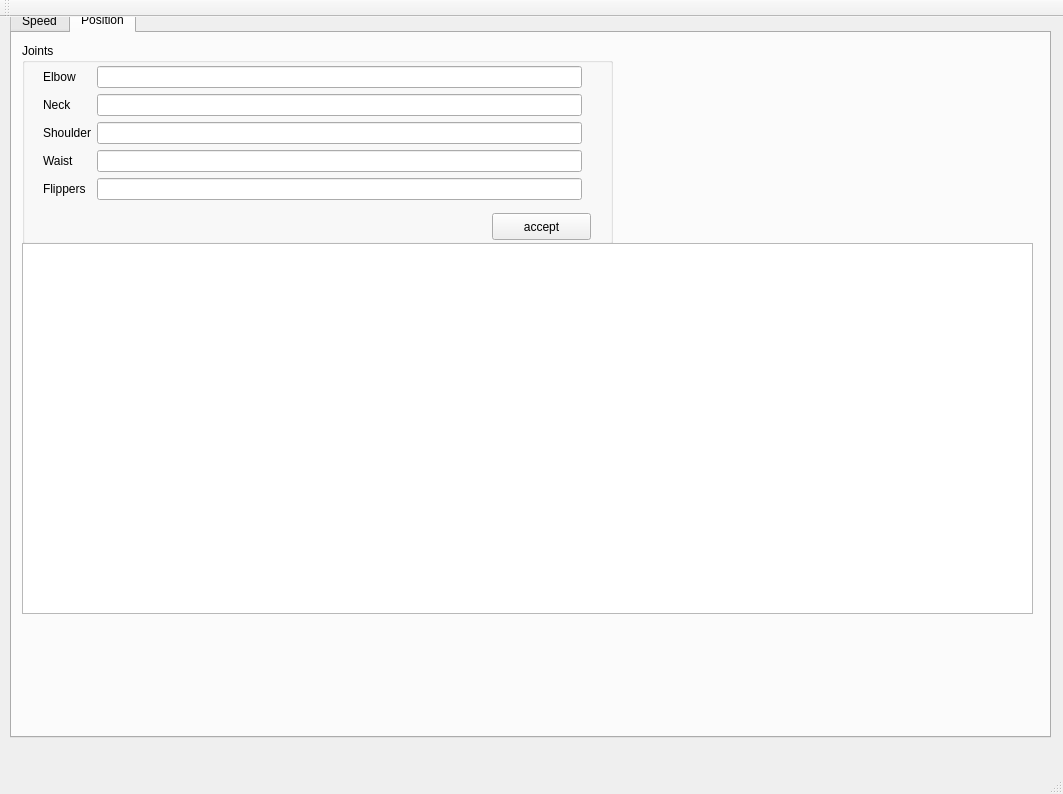
Above: gui/gui_/robot_gui/mainwindow.ui from Jersey-Devil/engineer_gui before the change. Below: the same form after it.
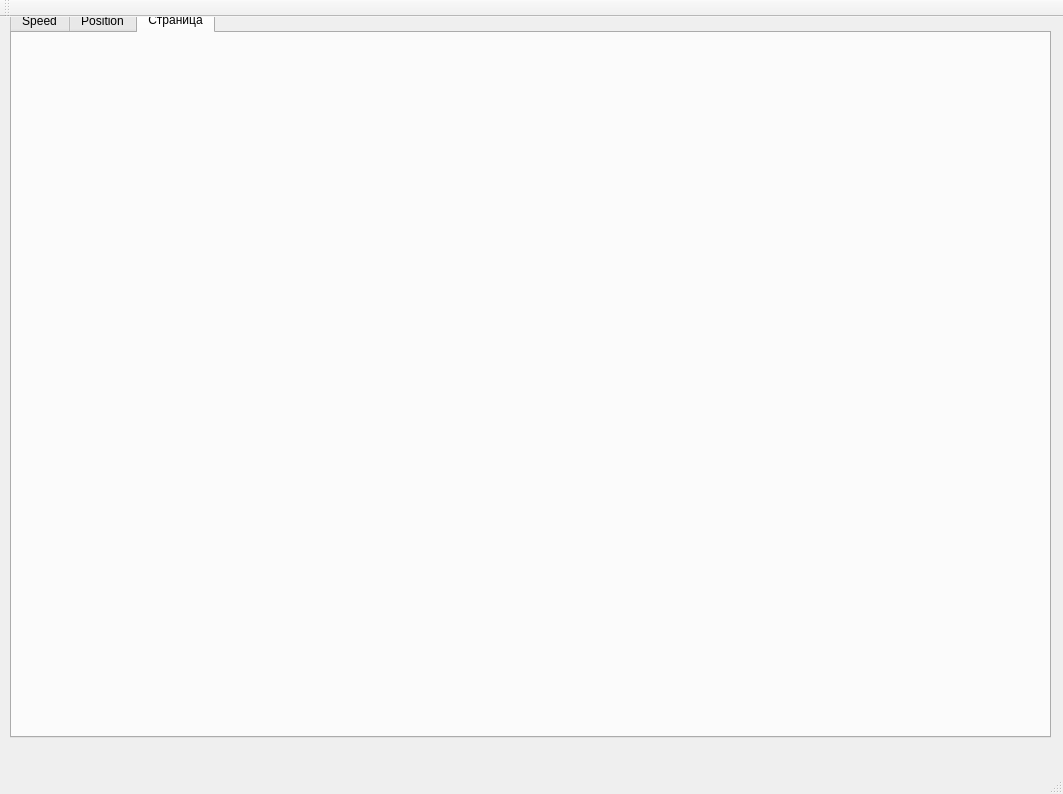
That is the form after the change. Custom widgets are drawn as their Qt base class.

What changed in the file:
```diff
--- a/gui/gui_/robot_gui/mainwindow.ui
+++ b/gui/gui_/robot_gui/mainwindow.ui
@@ -24,7 +24,7 @@
      </rect>
     </property>
     <property name="currentIndex">
-     <number>1</number>
+     <number>2</number>
     </property>
     <widget class="QWidget" name="tab">
      <attribute name="title">
@@ -717,6 +717,24 @@
       </property>
      </widget>
     </widget>
+    <widget class="QWidget" name="tab_3">
+     <property name="accessibleName">
+      <string notr="true">Video</string>
+     </property>
+     <attribute name="title">
+      <string>Страница</string>
+     </attribute>
+     <widget class="QWidget" name="widget" native="true">
+      <property name="geometry">
+       <rect>
+        <x>70</x>
+        <y>120</y>
+        <width>120</width>
+        <height>80</height>
+       </rect>
+      </property>
+     </widget>
+    </widget>
    </widget>
   </widget>
   <widget class="QMenuBar" name="menuBar">
```
